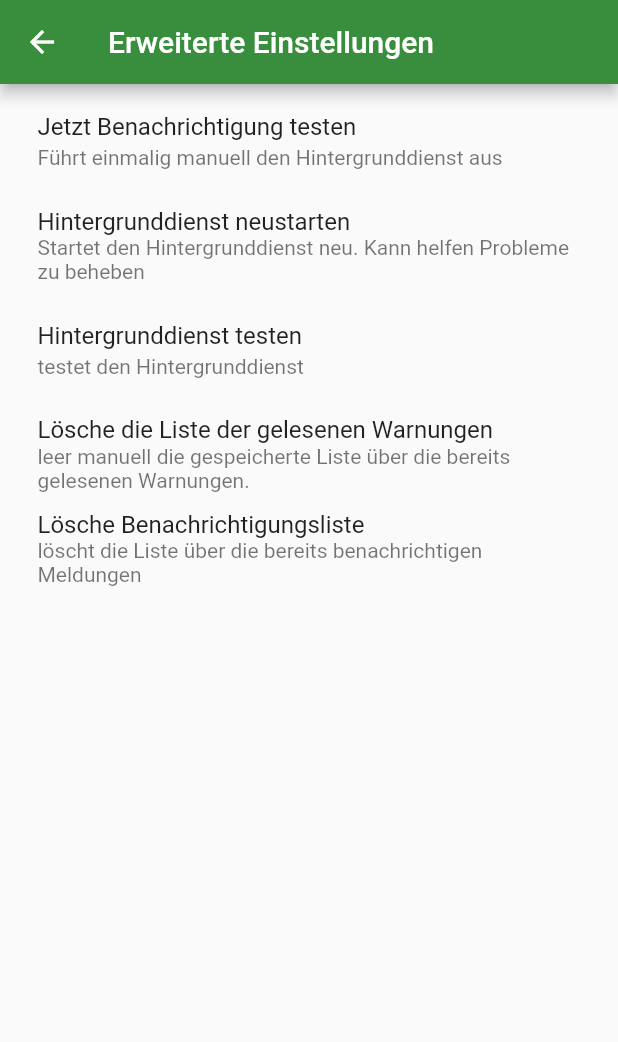
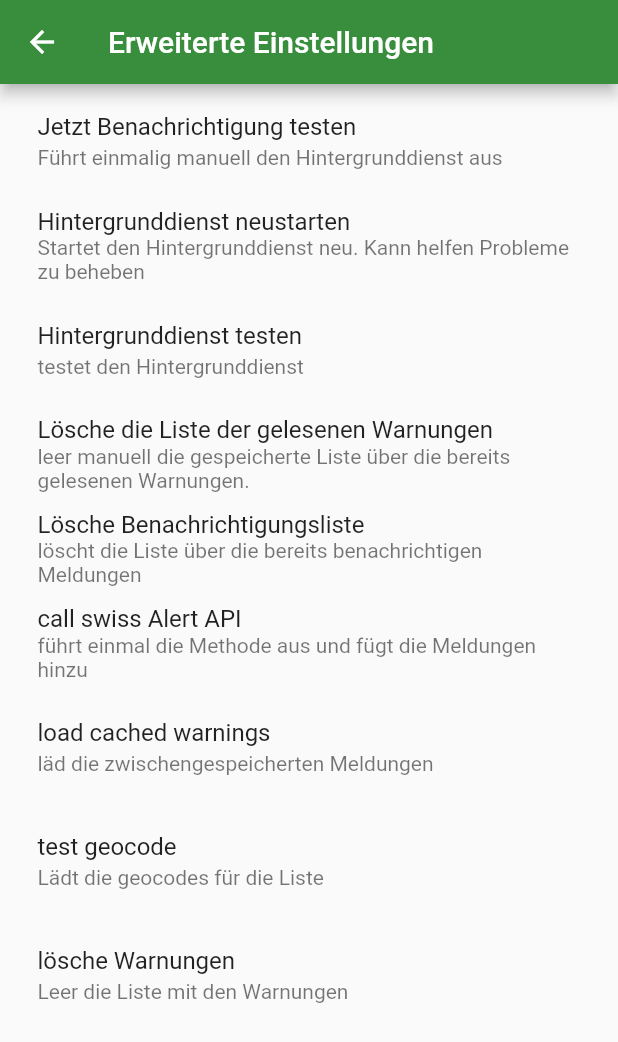
Before and after one commit to nucleus-ffm/foss_warn, a Flutter app: the DevSettings screen opened directly, on a phone screen of 412 x 824 dp. Shown: the top 1042 px of the screen. Run offline on Flutter 3.47's test engine with Material 2 defaults, Android fonts, the phone set to English and light mode, and no system bars; our stand-ins replace flutter_local_notifications, rxdart, share_plus, shared_preferences; missing offline and left inert: android_alarm_manager_plus, app_settings, shared_preferences_android; accounts and stored records are empty.

```diff
--- a/lib/views/DevSettingsView.dart
+++ b/lib/views/DevSettingsView.dart
@@ -7,6 +7,8 @@ import 'package:foss_warn/services/listHandler.dart';
 import 'package:foss_warn/services/saveAndLoadSharedPreferences.dart';
 
 import '../class/class_alarmManager.dart';
+import '../services/alertSwiss.dart';
+import '../services/geocodeHandler.dart';
 
 
 class DevSettings extends StatefulWidget {
@@ -171,7 +173,94 @@ class _DevSettingsState extends State<DevSettings> {
                 },
               ),
 
+              ListTile(
+                contentPadding: settingsTileListPadding,
+                title: Text("call swiss Alert API"),
+                subtitle: Text(
+                    "führt einmal die Methode aus und fügt die Meldungen hinzu"),
+                onTap: () {
+                  print("call swiss API");
+                  callAlertSwissAPI();
+                  final snackBar = SnackBar(
+                    content: const Text(
+                      'called',
+                      style: TextStyle(color: Colors.black),
+                    ),
+                    backgroundColor: Colors.green[100],
+                  );
+
+                  // Find the ScaffoldMessenger in the widget tree
+                  // and use it to show a SnackBar.
+                  ScaffoldMessenger.of(context).showSnackBar(snackBar);
+                },
+              ),
+
+              ListTile(
+                contentPadding: settingsTileListPadding,
+                title: Text("load cached warnings"),
+                subtitle: Text(
+                    "läd die zwischengespeicherten Meldungen"),
+                onTap: () {
+                  print("load cached warnings");
+                  loadCachedWarnings();
+                  final snackBar = SnackBar(
+                    content: const Text(
+                      'called',
+                      style: TextStyle(color: Colors.black),
+                    ),
+                    backgroundColor: Colors.green[100],
+                  );
+
+                  // Find the ScaffoldMessenger in the widget tree
+                  // and use it to show a SnackBar.
+                  ScaffoldMessenger.of(context).showSnackBar(snackBar);
+                },
+              ),
+              ListTile(
+                contentPadding: settingsTileListPadding,
+                title: Text("test geocode"),
+                subtitle: Text(
+                    "Lädt die geocodes für die Liste"),
+                onTap: () {
+                  print("call geocodeHandler");
+                  geocodeHandler();
+                  final snackBar = SnackBar(
+                    content: const Text(
+                      'called',
+                      style: TextStyle(color: Colors.black),
+                    ),
+                    backgroundColor: Colors.green[100],
+                  );
+
+                  // Find the ScaffoldMessenger in the widget tree
+                  // and use it to show a SnackBar.
+                  ScaffoldMessenger.of(context).showSnackBar(snackBar);
+                },
+              ),
+              ListTile(
+                contentPadding: settingsTileListPadding,
+                title: Text("lösche Warnungen"),
+                subtitle: Text(
+                    "Leer die Liste mit den Warnungen"),
+                onTap: () {
+                  print("lösche Warnungen");
+                  warnMessageList.clear();
+                  final snackBar = SnackBar(
+                    content: const Text(
+                      'called',
+                      style: TextStyle(color: Colors.black),
+                    ),
+                    backgroundColor: Colors.green[100],
+                  );
+
+                  // Find the ScaffoldMessenger in the widget tree
+                  // and use it to show a SnackBar.
+                  ScaffoldMessenger.of(context).showSnackBar(snackBar);
+                },
+              ),
             ],
+
+
 
           ))
       ),
```
